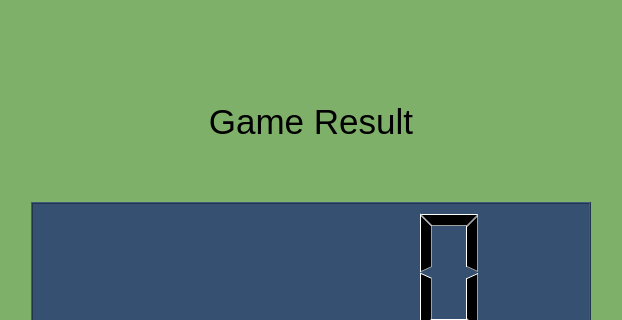
The window that src/View/gamepage.ui (imiskii/VUT-FIT-ICP-Pacman) describes before a commit, drawn with Qt 5; both pictures show x 0 to 622 and y 0 to 320 of the 622 by 665 pixel window.
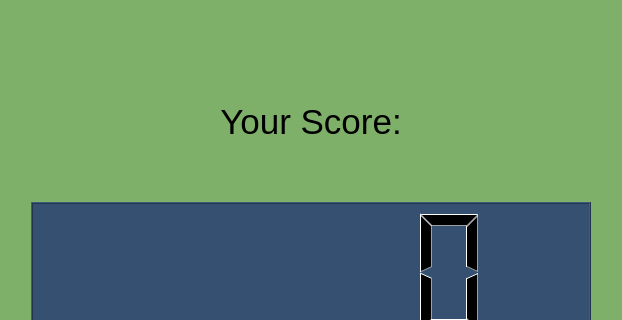
The same window after the commit. The open tabs and pages were chosen to show the change.

```diff
--- a/src/View/gamepage.ui
+++ b/src/View/gamepage.ui
@@ -384,7 +384,7 @@
             <enum>Qt::LeftToRight</enum>
            </property>
            <property name="text">
-            <string>Game Result</string>
+            <string>Your Score:</string>
            </property>
            <property name="alignment">
             <set>Qt::AlignCenter</set>
```
